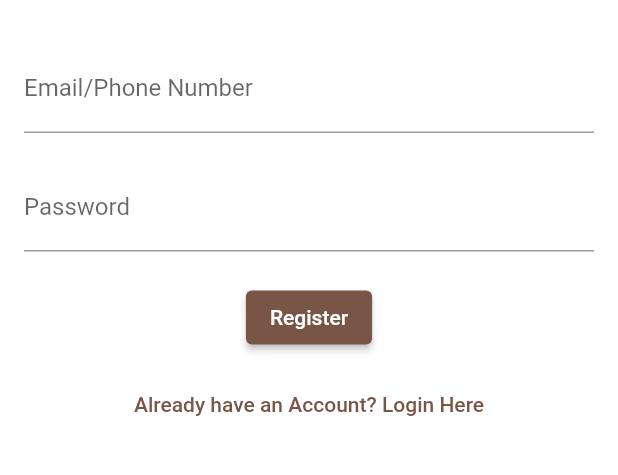
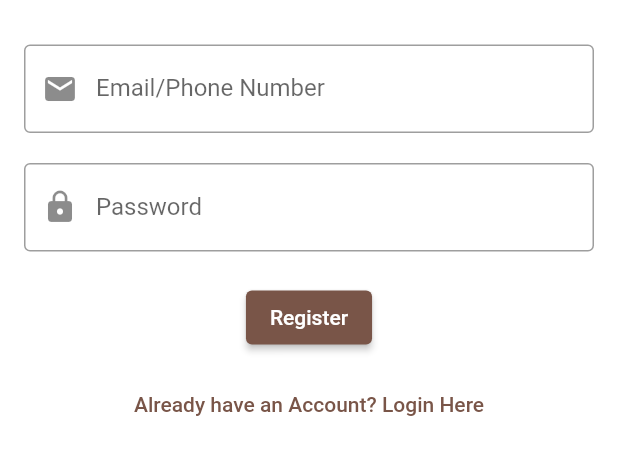
Before and after one commit to Lutvianaa/ShaRecipe, a Flutter app: the screen it shows after launch, on a phone screen of 412 x 824 dp, the part 473-948 px from its top. Run offline on Flutter 3.47's test engine with Material 2 defaults, Android fonts, the phone set to English and light mode, and no system bars.

Commit message:
add icon and fix the border line in form input register_screen.dart

```diff
--- a/lib/register_screen.dart
+++ b/lib/register_screen.dart
@@ -56,6 +56,8 @@ class RegisterScreen extends StatelessWidget {
               keyboardType: TextInputType.emailAddress,
               decoration: InputDecoration(
                 labelText: 'Email/Phone Number',
+                prefixIcon: Icon(Icons.email), // Icon for email/phone number
+                border: OutlineInputBorder(), // Border for all sides
               ),
             ),
             SizedBox(height: 20),
@@ -64,6 +66,8 @@ class RegisterScreen extends StatelessWidget {
               obscureText: true,
               decoration: InputDecoration(
                 labelText: 'Password',
+                prefixIcon: Icon(Icons.lock), // Icon for password
+                border: OutlineInputBorder(), // Border for all sides
               ),
             ),
             SizedBox(height: 20),
```
